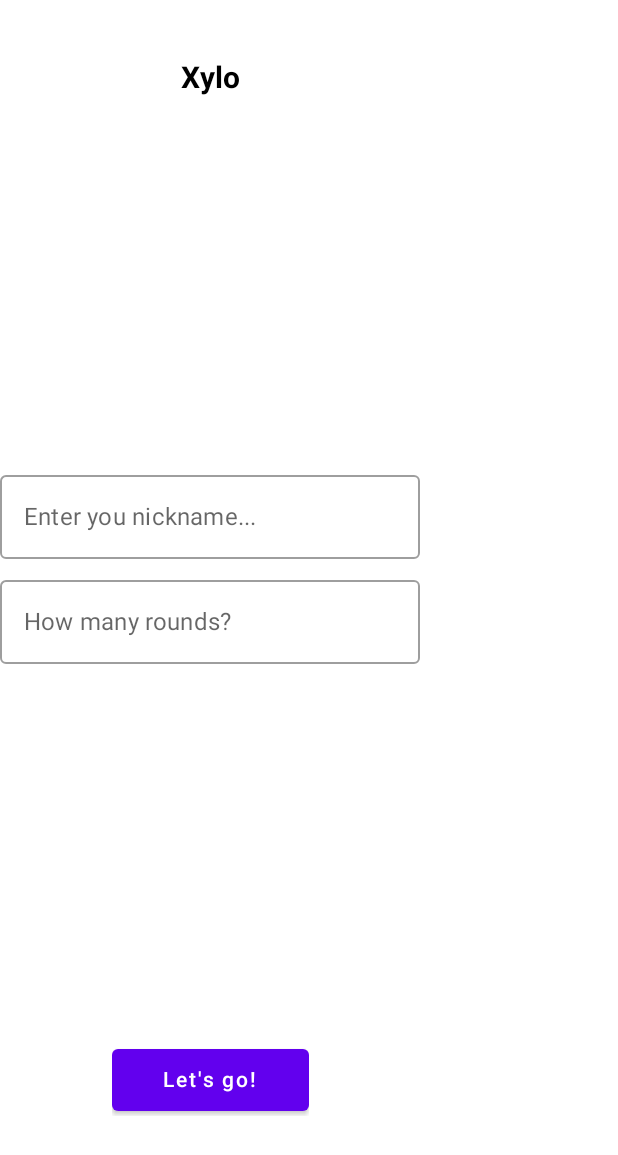
After one commit to betocrod/XYLO, an Android app built with Jetpack Compose: the @Preview function CreateGameScreen, on a phone screen of 412 x 824 dp. The commit adds this screen. Shown: the top 1155 px of the screen. Run offline under Robolectric (Android 15) with nearby library versions, the phone set to English and light mode, and no system bars.

Commit message:
First entrega

```diff
--- /dev/null
+++ b/app/src/main/java/com/kojingu/xylo/screens/CreateGameScreen.kt
@@ -0,0 +1,76 @@
+package com.kojingu.xylo.screens
+
+import androidx.compose.foundation.layout.*
+import androidx.compose.material.*
+import androidx.compose.runtime.*
+import androidx.compose.ui.Alignment
+import androidx.compose.ui.Modifier
+import androidx.compose.ui.res.stringResource
+import androidx.compose.ui.text.font.FontWeight
+import androidx.compose.ui.tooling.preview.Preview
+import androidx.compose.ui.unit.dp
+import androidx.compose.ui.unit.sp
+import com.kojingu.xylo.R
+
+@Preview(showSystemUi = true)
+@Composable
+fun CreateGameScreen(){
+    Column(
+        horizontalAlignment = Alignment.CenterHorizontally
+    ) {
+        TitleCreateGame()
+        Spacer(modifier = Modifier.weight(1f))
+        SearchCreateGame()
+        Spacer(modifier = Modifier.weight(1f))
+        ButtonCreateGame()
+    }
+}
+
+@Composable
+fun TitleCreateGame(){
+    Surface(
+        modifier = Modifier.padding(top = 40.dp)
+    ) {
+        Text(
+            text = "Xylo",
+            fontWeight = FontWeight.Bold,
+            fontSize = 20.sp
+        )
+    }
+}
+
+@Composable
+fun SearchCreateGame(){
+    Column{
+        var enterNickname by remember { mutableStateOf("") }
+        OutlinedTextField(
+            value = enterNickname,
+            onValueChange = { enterNickname = it },
+            singleLine = true,
+            placeholder = { Text(text = stringResource(R.string.enter_your_nickname))},
+            modifier = Modifier.padding(bottom = 14.dp)
+        )
+
+        var rounds by remember { mutableStateOf("") }
+        OutlinedTextField(
+            value = rounds,
+            onValueChange = { rounds = it },
+            singleLine = true,
+            placeholder = { Text(text = "How many rounds?") }
+        )
+    }
+}
+
+@Composable
+fun ButtonCreateGame(){
+    Surface(
+        modifier = Modifier.padding(bottom = 80.dp)
+    ) {
+        Button(
+            onClick = { /*TODO*/ },
+            contentPadding = PaddingValues(horizontal = 34.dp, vertical = 12.4.dp)
+        ) {
+            Text(text = "Let's go!")
+        }
+    }
+}
--- a/app/src/main/java/com/kojingu/xylo/screens/WelcomeScreen.kt
+++ b/app/src/main/java/com/kojingu/xylo/screens/WelcomeScreen.kt
@@ -17,7 +17,6 @@ import androidx.compose.ui.tooling.preview.Preview
 import androidx.compose.ui.unit.dp
 import androidx.compose.ui.unit.sp
 import com.kojingu.xylo.R
-
 @Composable
 fun WelcomeScreen() {
     Column(
--- a/app/src/main/res/values/strings.xml
+++ b/app/src/main/res/values/strings.xml
@@ -7,6 +7,7 @@
     <string name="title_app" translatable="false">Xylo</string>
     <string name="button_join">Join your friends</string>
     <string name="button_new_game">Create a new game</string>
+    <string name="enter_your_nickname">Enter you nickname...</string>
 
 
 </resources>
```
Also changed, not shown: 1 other file.
